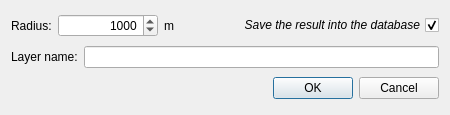
First picture: the form in plugin/buffer_dialog_base.ui, repository bayillag/EthioVet-EpiGIS, before the edit.
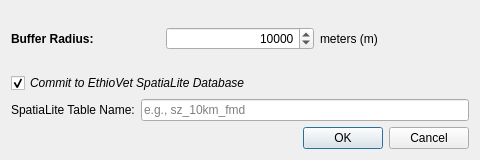
Second picture: the form after the edit.

Commit message:
Modify buffer dialog UI elements
Updated dialog dimensions, titles, and labels for better clarity and functionality.

The edit to the form file:
```diff
--- a/plugin/buffer_dialog_base.ui
+++ b/plugin/buffer_dialog_base.ui
@@ -6,8 +6,8 @@
    <rect>
     <x>0</x>
     <y>0</y>
-    <width>450</width>
-    <height>115</height>
+    <width>480</width>
+    <height>160</height>
    </rect>
   </property>
   <property name="windowTitle">
@@ -15,90 +15,97 @@
   </property>
   <layout class="QGridLayout" name="gridLayout_3">
    <item row="0" column="0">
-    <layout class="QGridLayout" name="gridLayout">
-     <item row="0" column="0">
+    <layout class="QHBoxLayout" name="horizontalLayout_radius">
+     <item>
       <widget class="QLabel" name="label">
        <property name="text">
-        <string>Radius:</string>
+        <string>Buffer Radius:</string>
+       </property>
+       <property name="font">
+        <font>
+         <weight>75</weight>
+         <bold>true</bold>
+        </font>
        </property>
       </widget>
      </item>
-     <item row="0" column="1">
+     <item>
       <widget class="QSpinBox" name="spinBox">
        <property name="minimumSize">
         <size>
-         <width>100</width>
+         <width>120</width>
          <height>0</height>
         </size>
        </property>
        <property name="alignment">
         <set>Qt::AlignRight|Qt::AlignTrailing|Qt::AlignVCenter</set>
        </property>
+       <property name="suffix">
+        <string/>
+       </property>
        <property name="minimum">
-        <number>500</number>
+        <number>1000</number>
        </property>
        <property name="maximum">
-        <number>30000</number>
+        <number>100000</number>
        </property>
        <property name="singleStep">
         <number>500</number>
        </property>
        <property name="value">
-        <number>1000</number>
+        <number>10000</number>
        </property>
       </widget>
      </item>
-     <item row="0" column="2">
+     <item>
       <widget class="QLabel" name="label_2">
        <property name="text">
-        <string>m</string>
+        <string>meters (m)</string>
        </property>
       </widget>
      </item>
     </layout>
    </item>
-   <item row="0" column="1">
+   
+   <!-- Row 1: Database Checkbox -->
+   <item row="1" column="0">
     <widget class="QCheckBox" name="checkBox">
      <property name="font">
       <font>
-       <weight>50</weight>
        <italic>true</italic>
-       <bold>false</bold>
       </font>
      </property>
-     <property name="layoutDirection">
-      <enum>Qt::RightToLeft</enum>
-     </property>
      <property name="text">
-      <string>Save the result into the database</string>
+      <string>Commit to EthioVet SpatiaLite Database</string>
      </property>
      <property name="checked">
       <bool>true</bool>
      </property>
     </widget>
    </item>
-   <item row="1" column="0" colspan="2">
-    <layout class="QGridLayout" name="gridLayout_2">
-     <item row="0" column="0">
+   
+   <!-- Row 2: Layer Name Input -->
+   <item row="2" column="0">
+    <layout class="QHBoxLayout" name="horizontalLayout_layer">
+     <item>
       <widget class="QLabel" name="label_3">
        <property name="text">
-        <string>Layer name:</string>
+        <string>SpatiaLite Table Name:</string>
        </property>
       </widget>
      </item>
-     <item row="0" column="1">
+     <item>
       <widget class="QLineEdit" name="lineEdit">
-       <property name="minimumSize">
-        <size>
-         <width>251</width>
-         <height>0</height>
-        </size>
+       <property name="placeholderText">
+        <string>e.g., sz_10km_fmd</string>
        </property>
       </widget>
      </item>
     </layout>
    </item>
-   <item row="2" column="1">
+   
+   <!-- Row 3: Buttons -->
+   <item row="3" column="0">
     <widget class="QDialogButtonBox" name="buttonBox">
      <property name="orientation">
       <enum>Qt::Horizontal</enum>
```
Left out of the diff: 27 changed lines with no effect on the pictures.
